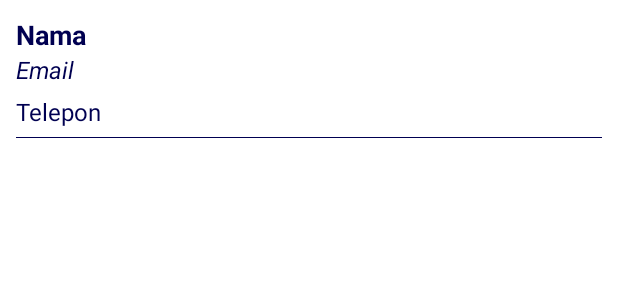
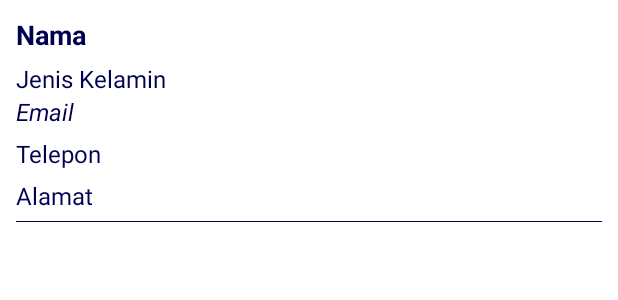
Before and after one commit to feri1707/AppFeriEfendi, an Android app: the layout my_friend_item.xml on its own in the app's theme, with its tools: preview values and no code run, on a phone screen of 412 x 824 dp. Shown: the top 300 px of the screen. Run offline under Robolectric (Android 15) with nearby library versions, the phone set to English and light mode, and no system bars.

Commit message:
recyclerview
pengaplikasian Reycler View edit

```diff
--- a/app/src/main/java/com/feriefendi/home/MyFriendAdapter.kt
+++ b/app/src/main/java/com/feriefendi/home/MyFriendAdapter.kt
@@ -27,8 +27,11 @@ ArrayList<MyFriend>):
             RecyclerView.ViewHolder(containerView), LayoutContainer{
                 fun bindItem(item:MyFriend){
                     txtFriendName.text=item.nama
+                    txtFriendjkel.text=item.jkel
                     txtFriendEmail.text=item.email
                     txtFriendTelp.text=item.telp
+                    txtFriendAlamat.text=item.alamat
+
                 }
             }
 
--- a/app/src/main/res/layout/my_friend_item.xml
+++ b/app/src/main/res/layout/my_friend_item.xml
@@ -16,6 +16,14 @@
     <TextView
         android:layout_width="wrap_content"
         android:layout_height="wrap_content"
+        android:id="@+id/txtFriendjkel"
+        android:text="Jenis Kelamin"
+        android:textSize="16sp"
+        android:textColor="#000051"
+        android:layout_marginTop="6dp"/>
+    <TextView
+        android:layout_width="wrap_content"
+        android:layout_height="wrap_content"
         android:id="@+id/txtFriendEmail"
         android:text="Email"
         android:textStyle="italic"
@@ -29,6 +37,14 @@
         android:textSize="16sp"
         android:textColor="#000051"
         android:layout_marginTop="6dp"/>
+    <TextView
+        android:layout_width="wrap_content"
+        android:layout_height="wrap_content"
+        android:id="@+id/txtFriendAlamat"
+        android:text="Alamat"
+        android:textSize="16sp"
+        android:textColor="#000051"
+        android:layout_marginTop="6dp"/>
     <View
         android:layout_width="match_parent"
         android:layout_height="0.6dp"
```
